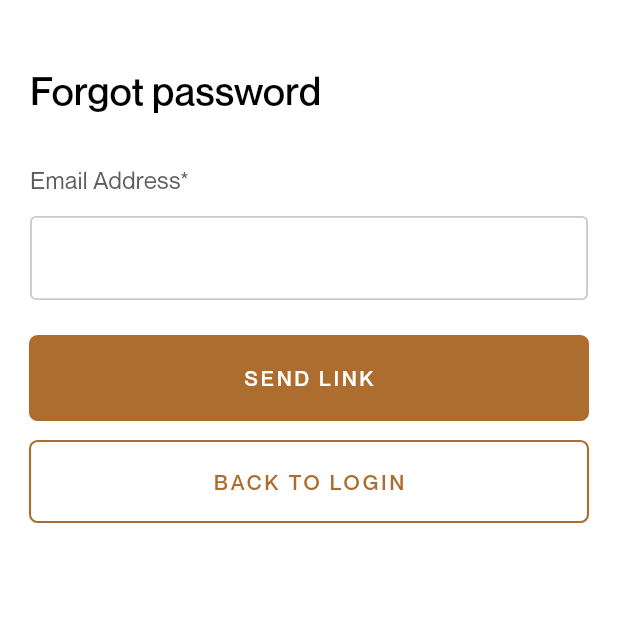
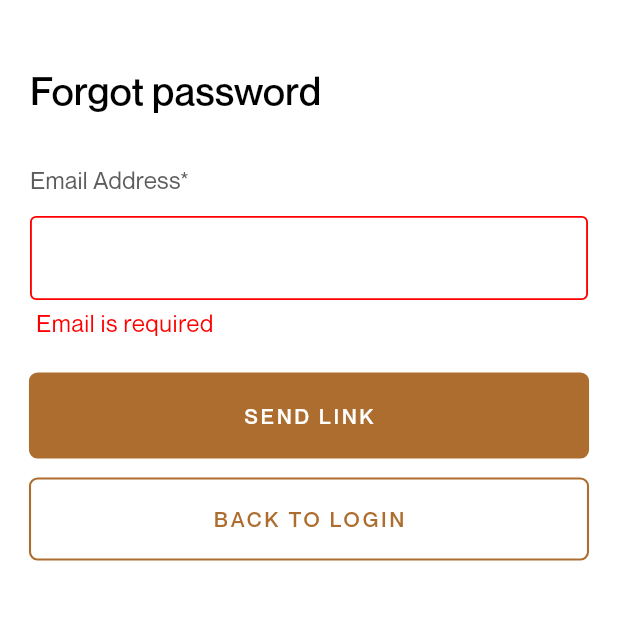
Before and after one commit to devwraithe/fineline_coffee, a Flutter app: the ResetPasswordScreen screen opened by its route, after a tap on "SEND LINK", on a phone screen of 412 x 824 dp, the top half of it. Run offline on Flutter 3.47's test engine with Material 3 defaults, Android fonts, the phone set to English and light mode, and no system bars; our stand-ins replace another_flushbar, cached_network_image, dartz, equatable, firebase_auth, firebase_core and 7 more; accounts and stored records are empty.

Commit message:
feat: reset password

```diff
--- a/lib/app/features/authentication/presentation/reset_password/reset_password_screen.dart
+++ b/lib/app/features/authentication/presentation/reset_password/reset_password_screen.dart
@@ -1,8 +1,13 @@
 import 'package:fineline_coffee/app/core/utilities/helpers/ui_helpers.dart';
+import 'package:fineline_coffee/app/features/authentication/presentation/reset_password/cubit/reset_password_cubit.dart';
 import 'package:flutter/material.dart';
+import 'package:flutter_bloc/flutter_bloc.dart';
 import 'package:go_router/go_router.dart';
 
 import '../../../../core/theme/text_theme.dart';
+import '../../../../core/utilities/helpers/constants.dart';
+import '../../../../core/utilities/helpers/validator.dart';
+import 'cubit/reset_password_state.dart';
 
 class ResetPasswordScreen extends StatefulWidget {
   const ResetPasswordScreen({super.key});
@@ -12,6 +17,21 @@ class ResetPasswordScreen extends StatefulWidget {
 }
 
 class _ResetPasswordScreenState extends State<ResetPasswordScreen> {
+  final _key = GlobalKey<FormState>(debugLabel: 'reset-password');
+
+  TextEditingController email = TextEditingController();
+
+  void _submit() async {
+    FocusManager.instance.primaryFocus?.unfocus();
+
+    final formState = _key.currentState!;
+
+    if (formState.validate()) {
+      formState.save();
+      BlocProvider.of<ResetPasswordCubit>(context).resetPassword(email.text);
+    }
+  }
+
   @override
   Widget build(BuildContext context) {
     const text = AppTextTheme.textTheme;
@@ -34,19 +54,45 @@ class _ResetPasswordScreenState extends State<ResetPasswordScreen> {
               ),
               const SizedBox(height: 30),
               Form(
+                key: _key,
                 child: Column(
                   crossAxisAlignment: CrossAxisAlignment.start,
                   children: [
                     UiHelpers.inputField(
                       "Email Address*",
                       TextFormField(
+                        controller: email,
+                        keyboardType: TextInputType.emailAddress,
                         decoration: UiHelpers.inputDecoration(),
+                        autovalidateMode: Constants.validateMode,
+                        onSaved: (v) => email.text = v!,
+                        validator: (v) => ValidatorHelper.email(v),
                       ),
                     ),
                     const SizedBox(height: 24),
                     FilledButton(
-                      onPressed: () {},
-                      child: const Text("SEND LINK"),
+                      onPressed: () => _submit(),
+                      child:
+                          BlocConsumer<ResetPasswordCubit, ResetPasswordState>(
+                        listener: (context, state) {
+                          if (state is ResetPasswordError) {
+                            UiHelpers.errorFlush(
+                              state.message,
+                              context,
+                            );
+                          }
+                          if (state is ResetPasswordSuccessful) {
+                            debugPrint("ResetPassword successful");
+                          }
+                        },
+                        builder: (context, state) {
+                          if (state is ResetPasswordLoading) {
+                            return UiHelpers.loader();
+                          } else {
+                            return const Text("SEND LINK");
+                          }
+                        },
+                      ),
                     ),
                     const SizedBox(height: 14),
                     OutlinedButton(
```
Also changed, not shown: lib/app/features/authentication/data/auth_repository_impl.dart (+8 -16 lines).
